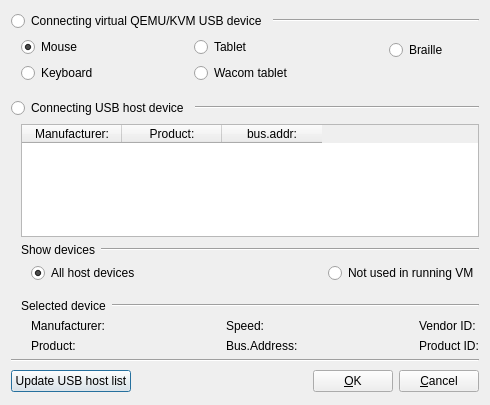
Above: src/Add_USB_Port_Window.ui from tobimensch/aqemu before the change. Below: the same form after it.
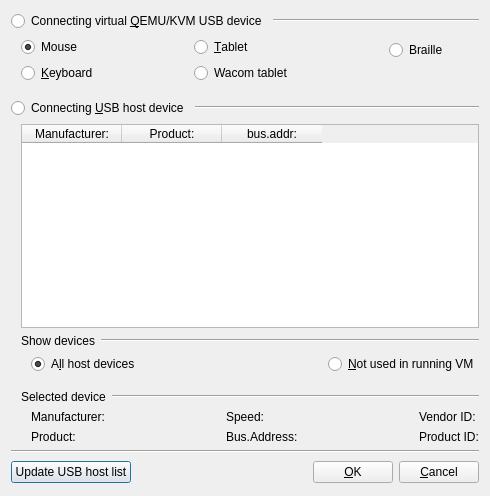
That is the form after the change. Icons and pictures are not drawn.

What changed in the file:
```diff
--- a/src/Add_USB_Port_Window.ui
+++ b/src/Add_USB_Port_Window.ui
@@ -7,7 +7,7 @@
     <x>0</x>
     <y>0</y>
     <width>490</width>
-    <height>405</height>
+    <height>496</height>
    </rect>
   </property>
   <property name="windowTitle">
@@ -29,7 +29,7 @@
         </sizepolicy>
        </property>
        <property name="text">
-        <string>Connecting virtual QEMU/KVM USB device</string>
+        <string>Connecting virtual &amp;QEMU/KVM USB device</string>
        </property>
        <property name="checkable">
         <bool>false</bool>
@@ -78,7 +78,7 @@
         <item>
          <widget class="QRadioButton" name="RB_QEMU_Keyboard">
           <property name="text">
-           <string>Keyboard</string>
+           <string>&amp;Keyboard</string>
           </property>
          </widget>
         </item>
@@ -102,7 +102,7 @@
         <item>
          <widget class="QRadioButton" name="RB_QEMU_Tablet">
           <property name="text">
-           <string>Tablet</string>
+           <string>&amp;Tablet</string>
           </property>
          </widget>
         </item>
@@ -166,7 +166,7 @@
         </sizepolicy>
        </property>
        <property name="text">
-        <string>Connecting USB host device</string>
+        <string>Connecting &amp;USB host device</string>
        </property>
        <property name="checkable">
         <bool>false</bool>
@@ -266,7 +266,7 @@
         <item>
          <widget class="QRadioButton" name="RB_Show_All">
           <property name="text">
-           <string>All host devices</string>
+           <string>A&amp;ll host devices</string>
           </property>
           <property name="checked">
            <bool>true</bool>
@@ -289,7 +289,7 @@
         <item>
          <widget class="QRadioButton" name="RB_Show_Not_Used_Runtime">
           <property name="text">
-           <string>Not used in running VM</string>
+           <string>&amp;Not used in running VM</string>
           </property>
          </widget>
         </item>
```
Left out of the diff: 10 changed lines with no effect on the pictures.
